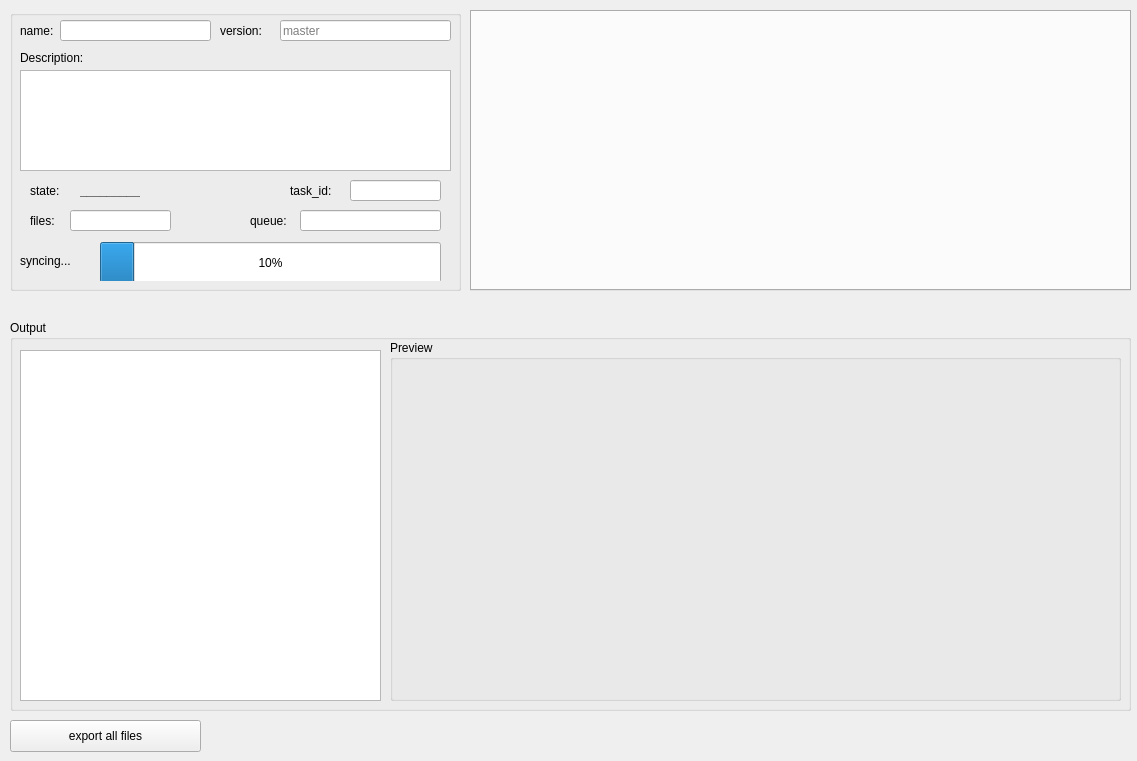
RosettaCommons/rosetta, file source/src/ui/task/task_view.ui: the form before one commit.
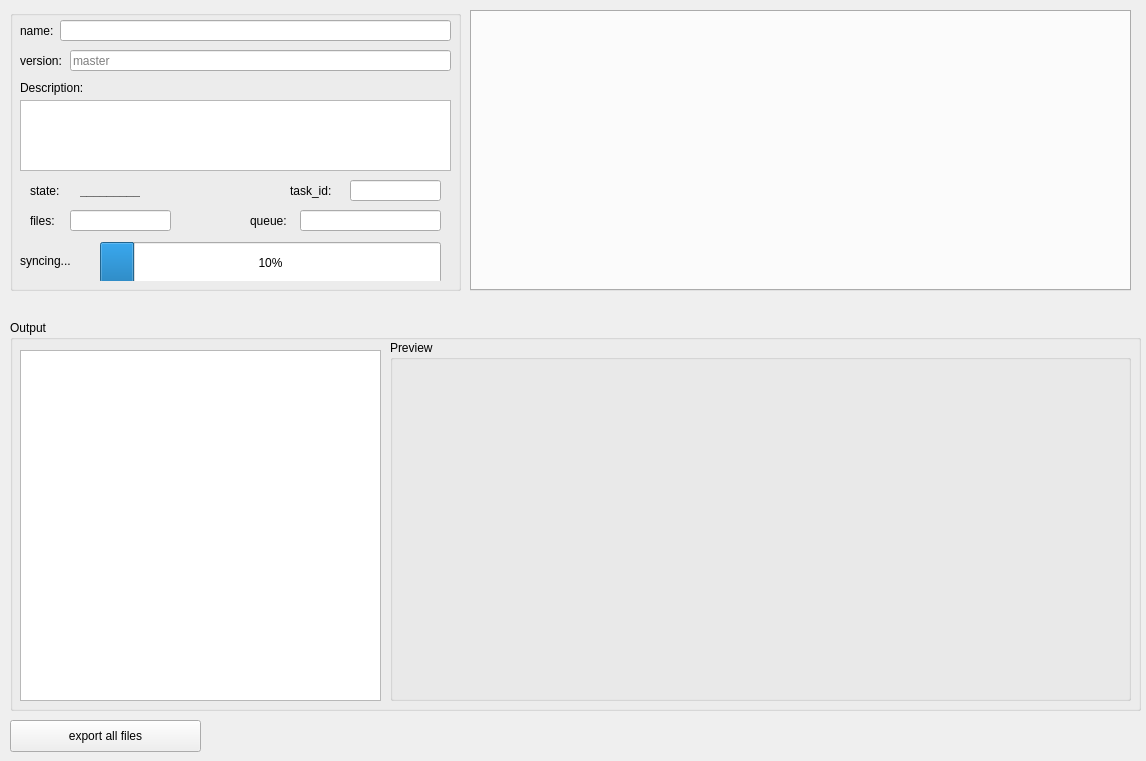
The form after the commit.

The edit to the form file:
```diff
--- a/source/src/ui/task/task_view.ui
+++ b/source/src/ui/task/task_view.ui
@@ -6,7 +6,7 @@
    <rect>
     <x>0</x>
     <y>0</y>
-    <width>1137</width>
+    <width>1146</width>
     <height>761</height>
    </rect>
   </property>
@@ -18,7 +18,7 @@
     <rect>
      <x>10</x>
      <y>320</y>
-     <width>1121</width>
+     <width>1131</width>
      <height>391</height>
     </rect>
    </property>
@@ -46,7 +46,7 @@
      <rect>
       <x>380</x>
       <y>20</y>
-      <width>731</width>
+      <width>741</width>
       <height>361</height>
      </rect>
     </property>
@@ -85,7 +85,7 @@
      <rect>
       <x>50</x>
       <y>10</y>
-      <width>151</width>
+      <width>391</width>
       <height>21</height>
      </rect>
     </property>
@@ -112,8 +112,8 @@
    <widget class="QLabel" name="label_12">
     <property name="geometry">
      <rect>
-      <x>210</x>
-      <y>10</y>
+      <x>10</x>
+      <y>40</y>
       <width>51</width>
       <height>21</height>
      </rect>
@@ -126,7 +126,7 @@
     <property name="geometry">
      <rect>
       <x>10</x>
-      <y>40</y>
+      <y>70</y>
       <width>81</width>
       <height>16</height>
      </rect>
@@ -139,9 +139,9 @@
     <property name="geometry">
      <rect>
       <x>10</x>
-      <y>60</y>
+      <y>90</y>
       <width>431</width>
-      <height>101</height>
+      <height>71</height>
      </rect>
     </property>
     <property name="readOnly">
@@ -154,9 +154,9 @@
     </property>
     <property name="geometry">
      <rect>
-      <x>270</x>
-      <y>10</y>
-      <width>171</width>
+      <x>60</x>
+      <y>40</y>
+      <width>381</width>
       <height>21</height>
      </rect>
     </property>
```
Left out of the diff: 3 changed lines with no effect on the pictures.
